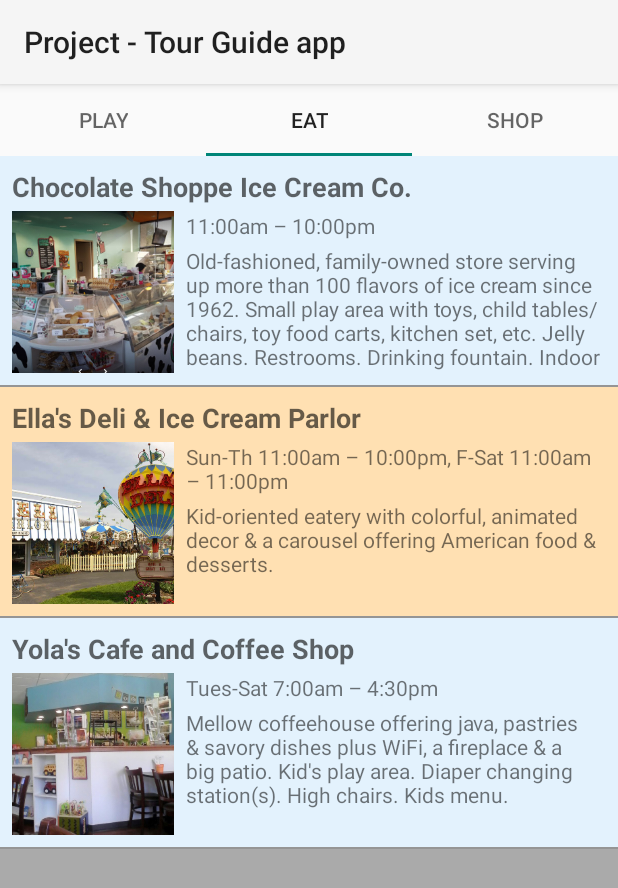
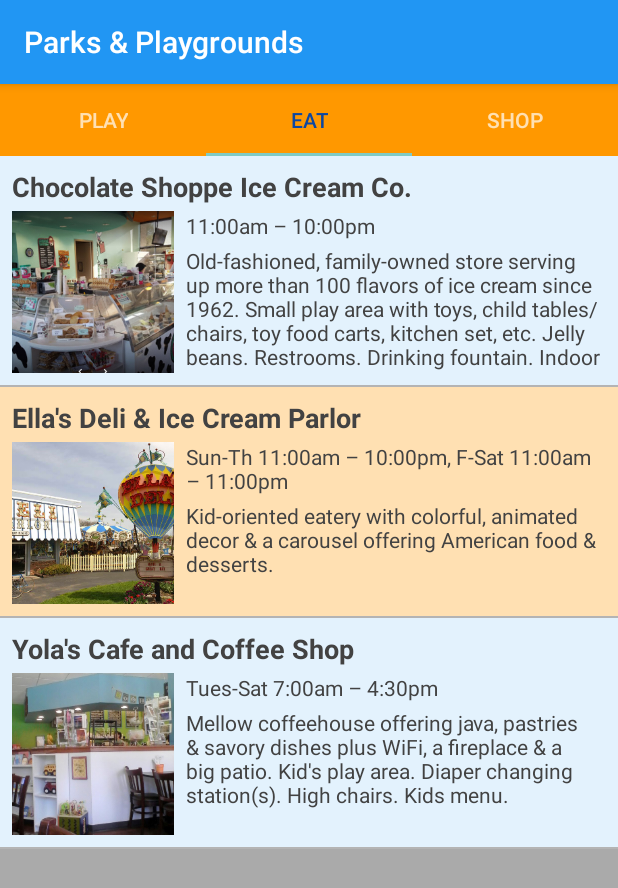
Before and after one commit to jamack/Project-TourGuideapp, an Android app: the screen it shows after launch (MainActivity), tab 2 chosen, on a phone screen of 412 x 824 dp. Shown: the top 888 px of the screen. Run offline under Robolectric (Android 15) with nearby library versions, the phone set to English and light mode, and no system bars.

Commit message:
added code/stying for tabs & status bar

```diff
--- a/app/build.gradle
+++ b/app/build.gradle
@@ -5,7 +5,7 @@ android {
     buildToolsVersion "25.0.2"
     defaultConfig {
         applicationId "com.example.android.project_tourguideapp"
-        minSdkVersion 16
+        minSdkVersion 21
         targetSdkVersion 25
         versionCode 1
         versionName "1.0"
--- a/app/src/main/AndroidManifest.xml
+++ b/app/src/main/AndroidManifest.xml
@@ -8,7 +8,7 @@
         android:label="@string/app_name"
         android:roundIcon="@mipmap/ic_launcher_round"
         android:supportsRtl="true"
-        android:theme="@style/Theme.AppCompat.Light.NoActionBar">
+        android:theme="@style/Theme.AppCompat.NoActionBar">
         <activity android:name=".MainActivity">
             <intent-filter>
                 <action android:name="android.intent.action.MAIN" />
--- a/app/src/main/java/com/example/android/project_tourguideapp/ParksListFragment.java
+++ b/app/src/main/java/com/example/android/project_tourguideapp/ParksListFragment.java
@@ -1,12 +1,16 @@
 package com.example.android.project_tourguideapp;
 
-import android.app.Activity;
+import android.graphics.Color;
+import android.os.Build;
 import android.os.Bundle;
 import android.support.v4.app.Fragment;
+import android.support.v7.app.ActionBar;
 import android.support.v7.app.AppCompatActivity;
 import android.view.LayoutInflater;
 import android.view.View;
 import android.view.ViewGroup;
+import android.view.Window;
+import android.view.WindowManager;
 import android.widget.ListView;
 
 import java.util.ArrayList;
@@ -37,6 +41,16 @@ public class ParksListFragment extends Fragment {
         // Set the toolbar_list as the app bar for this Activity (via this Fragment)
         android.support.v7.widget.Toolbar myToolbar = (android.support.v7.widget.Toolbar) getActivity().findViewById(R.id.toolbar_list);
         ((AppCompatActivity) getActivity()).setSupportActionBar(myToolbar);
+        ActionBar actionBar = ((AppCompatActivity) getActivity()).getSupportActionBar();
+        actionBar.setTitle("Parks & Playgrounds");
+
+        // TODO: SET MY STATUS BAR COLOR. (IS IT THE BEST PLACE TO PLACE THIS CODE?)
+        if (Build.VERSION.SDK_INT >= Build.VERSION_CODES.LOLLIPOP) {
+            Window window = getActivity().getWindow();
+            window.addFlags(WindowManager.LayoutParams.FLAG_DRAWS_SYSTEM_BAR_BACKGROUNDS);
+            window.setStatusBarColor(Color.BLUE);
+        }
+
 
         final ArrayList<KidThing> kidThings = new ArrayList<KidThing>();
         kidThings.add(new KidThing(getString(R.string.park_westmorland_listing_title), R.drawable.westmorland_park_01_thumbnail, getString(R.string.park_westmorland_description), getString(R.string.park_westmorland_address), getString(R.string.park_westmorland_hours_dates), getString(R.string.park_westmorland_website)));
--- a/app/src/main/java/com/example/android/project_tourguideapp/StoresListFragment.java
+++ b/app/src/main/java/com/example/android/project_tourguideapp/StoresListFragment.java
@@ -32,12 +32,18 @@ public class StoresListFragment extends Fragment {
         kidThings.add(new KidThing("Once Upon A Child", R.drawable.store_once_upon_a_child_01_thumbnail,
                 "Chain operation that buys & sells gently used items for children, including clothes, shoes & toys.",
                 "7475 Mineral Point Rd, Madison, WI 53717", "Sun 10:00am - 5:00pm, M-Sat 10:00am - 7:00pm", "http://www.onceuponachildmadisonwest.com", 6082039105L));
+        kidThings.add(new KidThing("Learning Shop", R.drawable.store_satara_01_thumbnail,
+                "Toy store.",
+                "714 S Gammon Rd, Madison, WI 53719", "Sun 11:00am - 5:00pm, M-F 9:00am - 7:00pm, Sat 10:00am - 5:00 pm", "http://www.learningshop.com", 6082778747L));
         kidThings.add(new KidThing("Happy Bambino", R.drawable.store_happy_bambino_01_thumbnail,
                 "Local shop offering eco-friendly baby products, maternity needs & classes for parents & infants.",
                 "4116 Monona Dr, Madison, WI 53716", "Sat,Sun 11:00am – 4:00pm, M-W 9:00am – 6:00pm, Thur,F 9:00am - 5:00pm", "https://www.happybambino.com", 6082236261L));
         kidThings.add(new KidThing("Satara Home and Baby", R.drawable.store_satara_01_thumbnail,
                 "Simple shop for mattresses, bedding & towels made from organic materials, plus baby cribs & toys.",
                 "6333 University Ave, Middleton, WI 53562", "M-F 10:00am - 6:00pm, Sat 10:00am - 5:00pm", "https://www.satarahome.com", 6082514905L));
+        kidThings.add(new KidThing("Toys R Us", R.drawable.store_satara_01_thumbnail,
+                "Chain retailer providing an assortment of brand-name children's toys, games, electronics & gear.",
+                "7309 W Towne Way, Madison, WI 53719", "Sun-M 10:00am - 8:00pm, Tues 10:00am - 9:00pm, W-Thur 10:00am - 9:30pm, F 10:00am - 10:00pm, Sat 9:00am - 10:00pm", "https://www.toysrus.com", 6088290910L));
 
 
         ListView listView = (ListView) rootView.findViewById(R.id.list_view);
--- a/app/src/main/res/layout/activity_main.xml
+++ b/app/src/main/res/layout/activity_main.xml
@@ -10,7 +10,7 @@
         android:id="@+id/toolbar_list"
         android:layout_width="match_parent"
         android:layout_height="?attr/actionBarSize"
-        android:background="?attr/colorPrimary"
+        android:background="@color/colorPrimary"
         android:elevation="4dp"
         android:theme="@style/ThemeOverlay.AppCompat.ActionBar"
         app:popupTheme="@style/ThemeOverlay.AppCompat.Light" />
@@ -19,7 +19,9 @@
         android:id="@+id/sliding_tabs"
         android:layout_width="match_parent"
         android:layout_height="wrap_content"
-        app:tabMode="fixed" />
+        android:background="@color/colorAccent"
+        app:tabMode="fixed"
+        app:tabSelectedTextColor="@color/colorPrimaryDark" />
 
     <android.support.v4.view.ViewPager
         android:id="@+id/view_pager"
--- a/app/src/main/res/layout/list_item.xml
+++ b/app/src/main/res/layout/list_item.xml
@@ -15,6 +15,7 @@
         android:layout_height="wrap_content"
         android:layout_marginBottom="4dp"
         android:textAppearance="?android:textAppearanceMedium"
+        android:textColor="@color/textDark"
         android:textStyle="bold"
         tools:text="Westmorland Park" />
 
@@ -44,6 +45,7 @@
                 android:layout_height="wrap_content"
                 android:paddingBottom="4dp"
                 android:textAppearance="?android:textAppearanceSmall"
+                android:textColor="@color/textDark"
                 tools:text="Open: 4am - 10pm" />
 
             <TextView
@@ -51,6 +53,7 @@
                 android:layout_width="match_parent"
                 android:layout_height="wrap_content"
                 android:textAppearance="?android:textAppearanceSmall"
+                android:textColor="@color/textDark"
                 tools:text="Medium-sized playground. Baby swings. Restrooms. Drinking fountain." />
 
         </LinearLayout>
--- a/app/src/main/res/values/colors.xml
+++ b/app/src/main/res/values/colors.xml
@@ -3,4 +3,7 @@
     <color name="colorPrimary">#2196F3</color> <!--Blue 500. Had been #3F51B5-->
     <color name="colorPrimaryDark">#0D47A1</color> <!-- Blue 900. Had been #303F9F -->
     <color name="colorAccent">#FF9800</color> <!-- Orange 500. Had been #FF4081 -->
+
+    <color name="textDark">#424242</color> <!-- Grey 800. -->
+    <color name="textLight">#FFFFFF</color> <!-- White. -->
 </resources>
--- a/app/src/main/res/values/styles.xml
+++ b/app/src/main/res/values/styles.xml
@@ -6,6 +6,9 @@
         <item name="colorPrimary">@color/colorPrimary</item>
         <item name="colorPrimaryDark">@color/colorPrimaryDark</item>
         <item name="colorAccent">@color/colorAccent</item>
+
+
+        <item name="android:statusBarColor">@color/colorPrimaryDark</item>
     </style>
 
 </resources>
```
